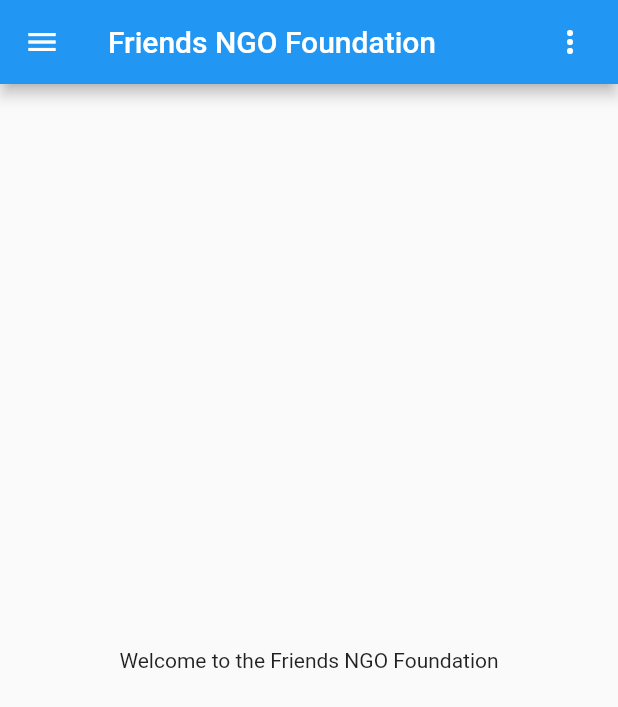
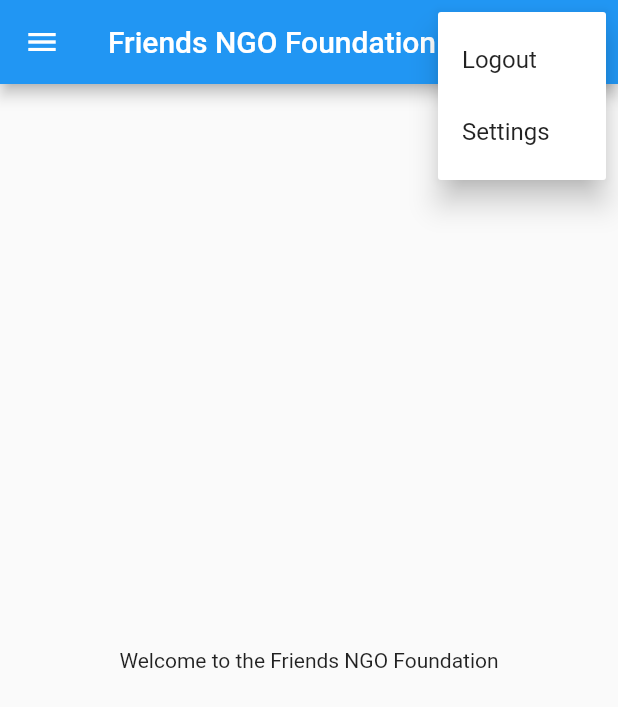
Before and after one commit to TadakaSuryaTeja/tvs_flutter_app, a Flutter app: the screen it shows after launch, after a tap on the "more vert" icon, on a phone screen of 412 x 824 dp. Shown: the top 707 px of the screen. Run offline on Flutter 3.47's test engine with Material 2 defaults, Android fonts, the light colour scheme and no system bars.

Commit message:
Added menu buttons

```diff
--- a/lib/main.dart
+++ b/lib/main.dart
@@ -17,14 +17,12 @@ class MyApp extends StatelessWidget {
             ),
           ),
           actions: <Widget>[
-            Padding(
-                padding: EdgeInsets.only(right: 20.0),
-                child: GestureDetector(
-                  onTap: () {},
-                  child: Icon(
-                      Icons.more_vert
-                  ),
-                )
+            PopupMenuButton<int>(
+              onSelected: (item) => handleClick(item),
+              itemBuilder: (context) => [
+                PopupMenuItem<int>(value: 0, child: Text('Logout')),
+                PopupMenuItem<int>(value: 1, child: Text('Settings')),
+              ],
             ),
           ],
         ),
```
